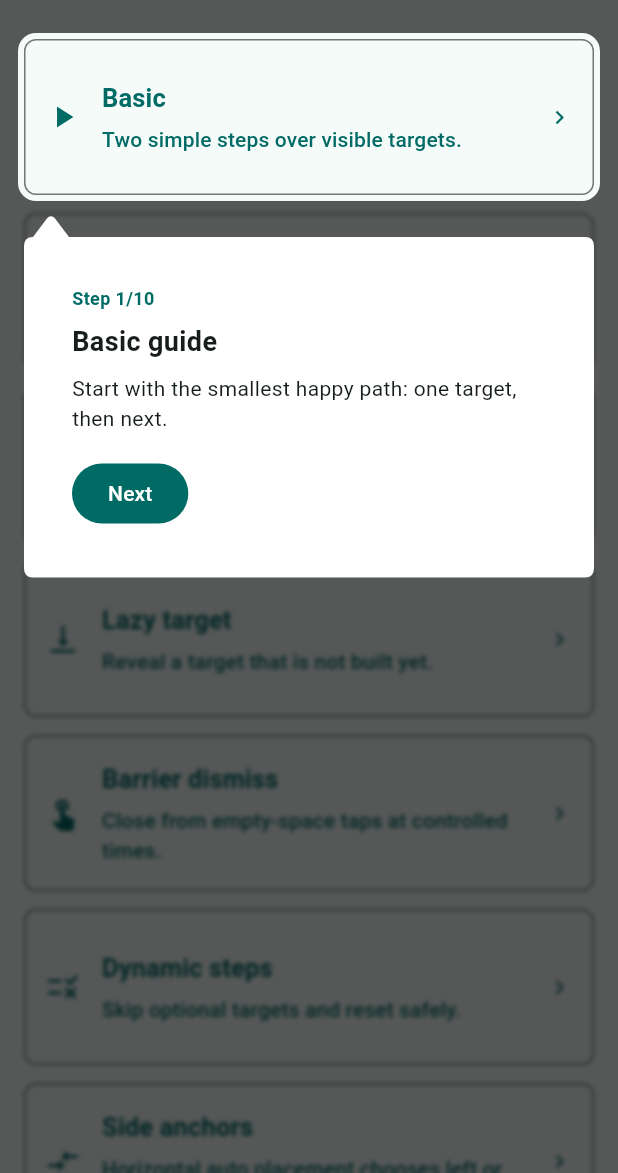
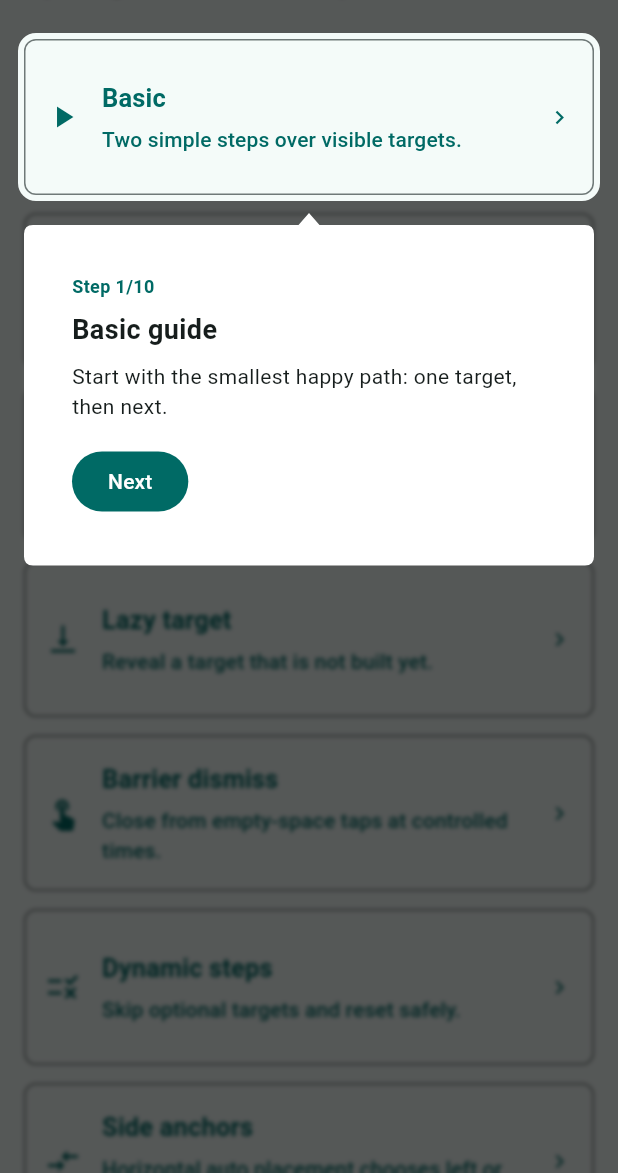
Before and after one commit to ModWU/spolight_guide, a Flutter app: the screen it shows after launch, on a phone screen of 412 x 824 dp, the part 63-1236 px from its top. Run offline on Flutter 3.47's test engine with Material 3 defaults, Android fonts, the phone set to English and light mode, and no system bars.

Commit message:
example adjust

```diff
--- a/example/lib/src/spotlight_guide_home_page.dart
+++ b/example/lib/src/spotlight_guide_home_page.dart
@@ -195,15 +195,15 @@ class _SpotlightGuideHomePageState extends State<SpotlightGuideHomePage> {
               placement: SpotlightGuidePlacement.verticalAuto,
               targetPadding: const EdgeInsets.all(4),
               targetRadius: 12,
-              decoration: SpotlightGuideBubbleDecoration(
-                anchor: SpotlightGuideTriangleAnchor(
-                  size: Size(24, 16),
-                  tipArcAngle: pi / 6,
-                ),
-              ),
-              //maxWidth: 320,
-              margin: EdgeInsets.symmetric(horizontal: 16),
-              targetAnchorPosition: SpotlightGuideAnchorPosition.start(0),
+              // decoration: SpotlightGuideBubbleDecoration(
+              //   anchor: SpotlightGuideTriangleAnchor(
+              //     size: Size(24, 16),
+              //     tipArcAngle: pi / 6,
+              //   ),
+              // ),
+              // //maxWidth: 320,
+              // margin: EdgeInsets.symmetric(horizontal: 16),
+              //targetAnchorPosition: SpotlightGuideAnchorPosition.start(0),
               hintBuilder:
                   (BuildContext context, SpotlightGuideStepContext guide) {
                     return buildGuideHint(
```
